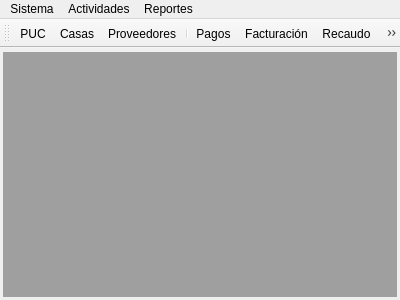
First picture: the form in mainwindow.ui, repository GonzaloHernandez/jpbilling, before the edit.
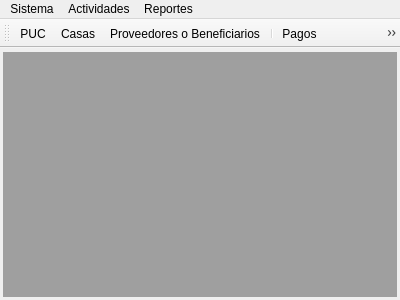
Second picture: the form after the edit. Icons and pictures are not drawn.

Commit message: Using release subversion into the main window title

```diff
--- a/mainwindow.ui
+++ b/mainwindow.ui
@@ -141,7 +141,7 @@
      <normaloff>:/images/businessmen.png</normaloff>:/images/businessmen.png</iconset>
    </property>
    <property name="text">
-    <string>Proveedores</string>
+    <string>Proveedores o Beneficiarios</string>
    </property>
   </action>
   <action name="action_history_home">
```
Left out of the diff: 2 changed lines with no effect on the pictures. The commit also changes 2 other files.
